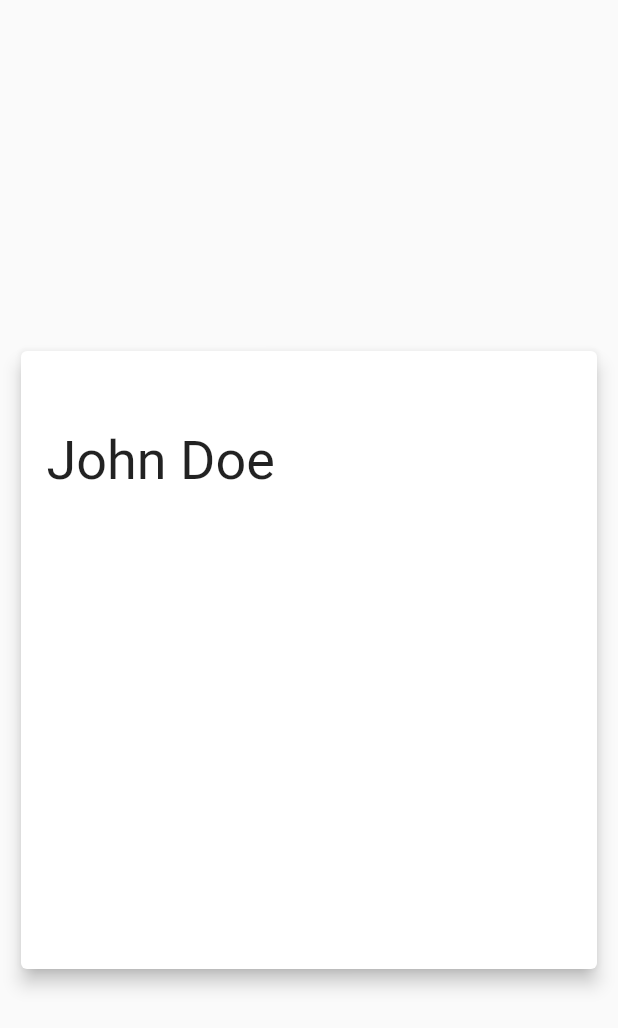
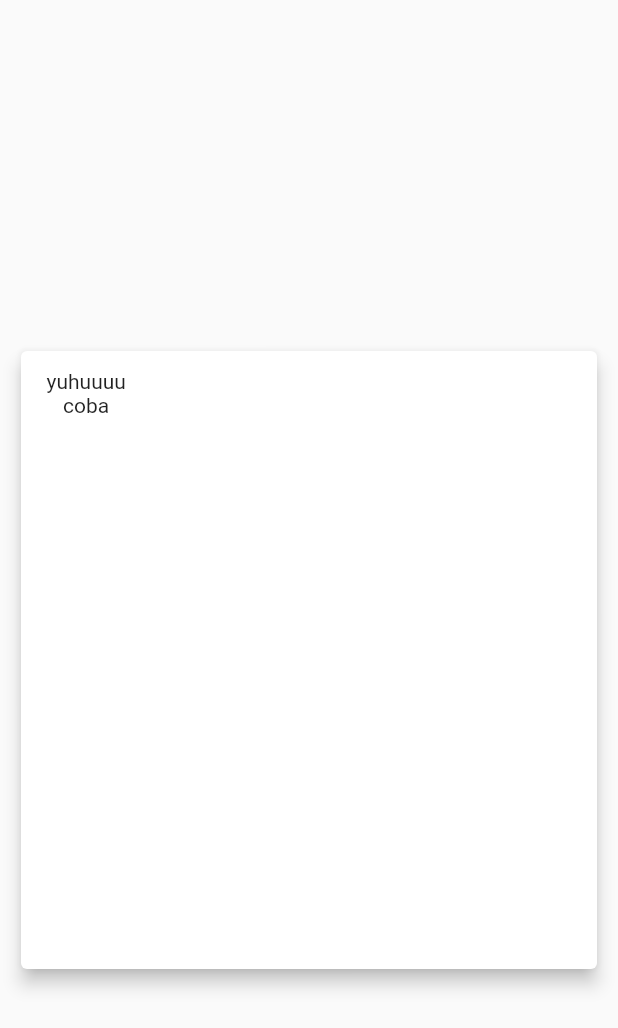
Before and after one commit to ajiekw/rehears, a Flutter app: the ProfileCard screen opened directly, on a phone screen of 412 x 824 dp. Shown: the top 1028 px of the screen. Run offline on Flutter 3.47's test engine with Material 2 defaults, Android fonts, the phone set to English and light mode, and no system bars.

Commit message:
profile content added

```diff
--- a/lib/profile.dart
+++ b/lib/profile.dart
@@ -50,7 +50,7 @@ class ProfileCard extends StatelessWidget {
                     children: <Widget>[
                       Row(
                         children: <Widget>[
-                          ProfileText(),
+                          ProfileContent(),
                           SizedBox(
                             height: 10,
                           )
@@ -86,6 +86,22 @@ class ProfileText extends StatelessWidget {
   }
 }
 
+class ProfileContent extends StatelessWidget {
+  @override
+  Widget build(BuildContext) {
+    return Column(
+      children: <Widget>[
+        Container(
+          child: Text("yuhuuuu"),
+        ),
+        Container(
+          child: Text("coba"),
+        ),
+      ],
+    );
+  }
+}
+
 class PhotoProfile extends StatelessWidget {
   @override
   Widget build(BuildContext) {
```
